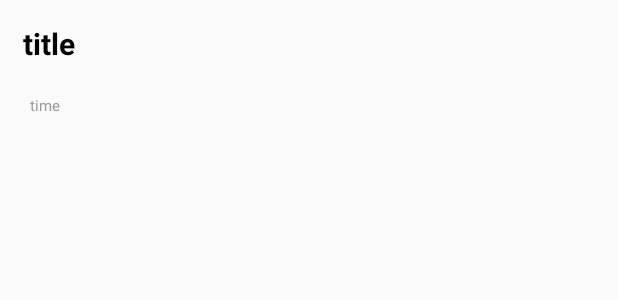
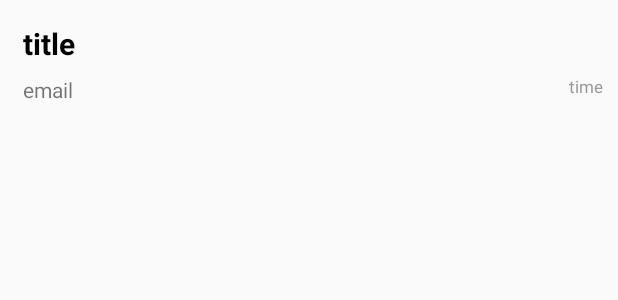
Before and after one commit to younghyeok-k/Communityapp, an Android app: the layout commentlist_item.xml on its own in the app's theme, with its tools: preview values and no code run, on a phone screen of 412 x 824 dp. Shown: the top 300 px of the screen. Run offline under Robolectric (Android 15) with nearby library versions, the phone set to English and light mode, and no system bars.

Commit message:
2022/05/11 00:00

```diff
--- a/app/src/main/java/com/example/communityapp/board/BoardModel.kt
+++ b/app/src/main/java/com/example/communityapp/board/BoardModel.kt
@@ -4,7 +4,8 @@ data class BoardModel(
     val title: String="",
     val content: String="",
     val uid: String="",
-    val time: String=""
+    val time: String="",
+    val email:String=""
 
 
 )
--- a/app/src/main/java/com/example/communityapp/comment/CommentModel.kt
+++ b/app/src/main/java/com/example/communityapp/comment/CommentModel.kt
@@ -5,5 +5,7 @@ data class CommentModel(
 
     val commentTitle: String = "",
     val commnetCreatedTime: String = "",
-    val ukey:String =""
+    val ukey:String ="",
+    val email:String="",
+
 )
--- a/app/src/main/java/com/example/communityapp/fragments/MyInfoFragment.kt
+++ b/app/src/main/java/com/example/communityapp/fragments/MyInfoFragment.kt
@@ -64,7 +64,7 @@ class MyInfoFragment : Fragment() {
 //            showDialog()
 //
 //        }
-        if (FBauth.getemail().isEmpty()) {
+        if (FBauth.getemail().isEmpty()||FBauth.getemail().equals("null")) {
             binding.userEmail.setText("익명사용자")
         } else {
             binding.userEmail.setText(FBauth.getemail())
@@ -79,7 +79,7 @@ class MyInfoFragment : Fragment() {
 
         binding.profileImg.setOnClickListener {
 
-            if(!FBauth.getemail().isEmpty()) {
+            if(!FBauth.getemail().isEmpty()||!FBauth.getemail().equals("null")) {
                 val gallery =
                     Intent(Intent.ACTION_PICK, MediaStore.Images.Media.INTERNAL_CONTENT_URI)
                 startActivityForResult(gallery, 100)
--- a/app/src/main/java/com/example/communityapp/fragments/TalkFragment.kt
+++ b/app/src/main/java/com/example/communityapp/fragments/TalkFragment.kt
@@ -62,6 +62,7 @@ class TalkFragment : Fragment() {
             //두번쨰 방법
             val intent = Intent(context, BoardinsideActivity::class.java)
             intent.putExtra("key",boardkeyList[position])
+
             startActivity(intent)
 
 
--- a/app/src/main/res/layout/commentlist_item.xml
+++ b/app/src/main/res/layout/commentlist_item.xml
@@ -1,28 +1,67 @@
 <?xml version="1.0" encoding="utf-8"?>
 <LinearLayout xmlns:android="http://schemas.android.com/apk/res/android"
+    xmlns:app="http://schemas.android.com/apk/res-auto"
+    xmlns:tools="http://schemas.android.com/tools"
     android:layout_width="match_parent"
     android:layout_height="match_parent"
     android:orientation="vertical">
 
+
+    <androidx.constraintlayout.widget.ConstraintLayout
+        android:layout_width="match_parent"
+        android:layout_height="50dp">
+
+        <ImageView
+            android:id="@+id/comment_delete"
+            android:layout_marginTop="5dp"
+            android:layout_marginRight="5dp"
+            android:layout_width="20dp"
+            android:layout_height="20dp"
+            android:src="@drawable/delete"
+            app:layout_constraintEnd_toEndOf="parent"
+            app:layout_constraintTop_toTopOf="parent"
+            android:visibility="invisible"
+            />
+
+        <TextView
+            android:id="@+id/titleArea"
+            android:layout_width="wrap_content"
+            android:layout_height="wrap_content"
+            android:layout_margin="15dp"
+            android:text="title"
+            android:textColor="@color/black"
+            android:textSize="20sp"
+            android:textStyle="bold"
+            app:layout_constraintStart_toStartOf="parent"
+            app:layout_constraintTop_toTopOf="parent" />
+    </androidx.constraintlayout.widget.ConstraintLayout>
+<androidx.constraintlayout.widget.ConstraintLayout
+    android:layout_width="match_parent"
+    android:layout_height="wrap_content"
+    android:layout_marginLeft="15dp"
+    android:layout_marginRight="10dp">
+
     <TextView
-        android:id="@+id/titleArea"
-        android:textColor="@color/black"
-        android:textSize="20sp"
-        android:layout_margin="15dp"
-        android:textStyle="bold"
+        android:id="@+id/emailArea"
         android:layout_width="wrap_content"
         android:layout_height="wrap_content"
-        android:text="title"/>
 
 
+        android:text="email"
+        app:layout_constraintStart_toStartOf="parent"
+        app:layout_constraintTop_toTopOf="parent" />
+
     <TextView
+
         android:id="@+id/timeArea"
-        android:textSize="10sp"
-        android:textColor="#999999"
-        android:layout_marginLeft="20dp"
-        android:layout_marginTop="5dp"
         android:layout_width="wrap_content"
         android:layout_height="wrap_content"
-        android:text="time"/>
+        android:gravity="right"
+        android:text="time"
+        android:textColor="#999999"
+        android:textSize="11sp"
+        app:layout_constraintTop_toTopOf="parent"
+        app:layout_constraintEnd_toEndOf="parent" />
+</androidx.constraintlayout.widget.ConstraintLayout>
 
 </LinearLayout>
```
Also changed, not shown: app/src/main/java/com/example/communityapp/board/BoardinsideActivity.kt (+25 -4 lines), app/src/main/java/com/example/communityapp/board/BoardwriteActivity.kt (+7 -2 lines), app/src/main/java/com/example/communityapp/comment/CommentLVAdapter.kt (+27 -2 lines), app/src/main/res/layout/activity_boardinside.xml (+22 -2 lines), app/src/main/res/drawable/delete.png (added).
